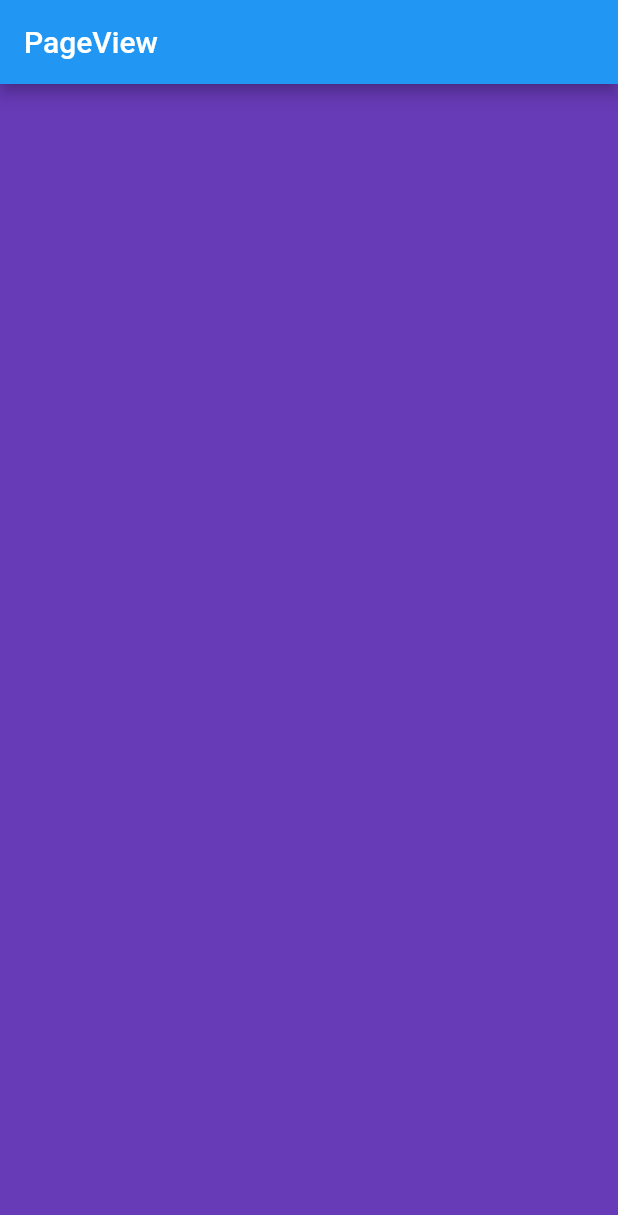
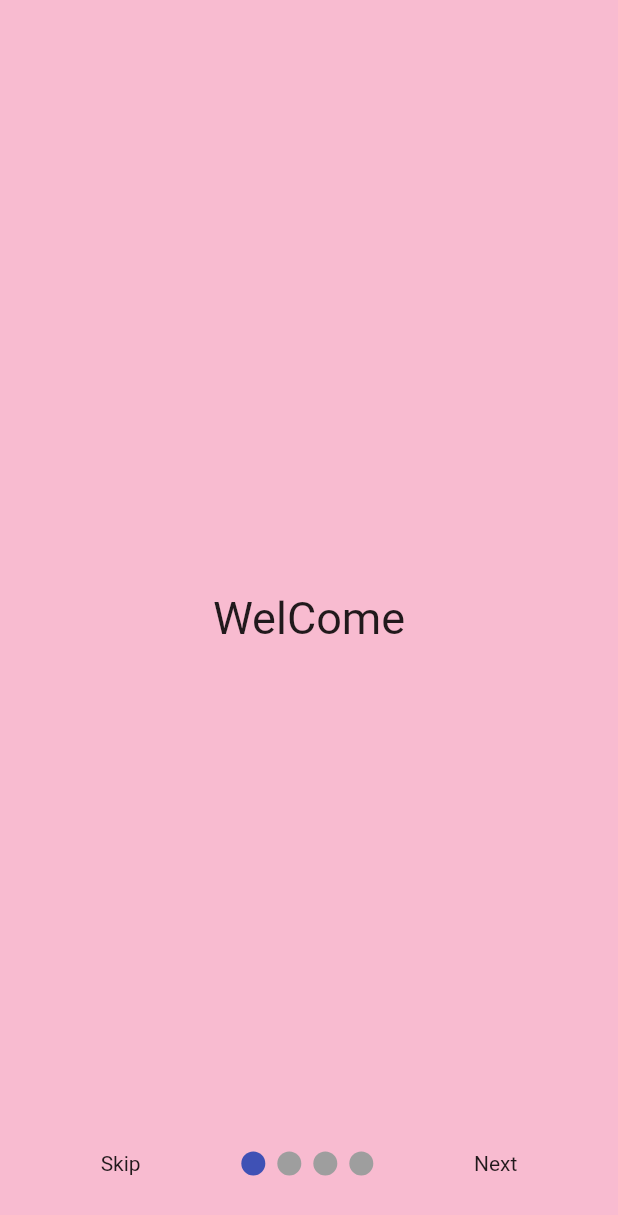
Before and after one commit to Amrut-17/FlutterPractice, a Flutter app: the screen it shows after launch, on a phone screen of 412 x 824 dp. Shown: the top 1215 px of the screen. Run offline on Flutter 3.47's test engine with Material 2 defaults, Android fonts, the phone set to English and light mode, and no system bars; drawn by our look-alikes of smooth_page_indicator.

Commit message:
Introductions Screens with smooth_page_indicator: ^1.0.0

```diff
--- a/lib/main.dart
+++ b/lib/main.dart
@@ -1,5 +1,5 @@
 import 'package:flutter/material.dart';
-import 'package:flutter_dev_practice/screens/homePage.dart';
+import 'package:flutter_dev_practice/screens/onBording_page.dart';
 
 void main() {
   runApp(
@@ -14,7 +14,7 @@ class MyApp extends StatelessWidget {
   Widget build(BuildContext context) {
     return MaterialApp(
       debugShowCheckedModeBanner: false,
-      home: HomePage(),
+      home: OnBoardingPage(),
     );
   }
 }
--- a/lib/screens/first_screen.dart
+++ /dev/null
@@ -1,12 +0,0 @@
-import 'package:flutter/material.dart';
-
-class FirstScreen extends StatelessWidget {
-  const FirstScreen({ Key? key }) : super(key: key);
-
-  @override
-  Widget build(BuildContext context) {
-    return Scaffold(
-      backgroundColor: Colors.deepPurple,
-    );
-  }
-}
--- a/lib/screens/homePage.dart
+++ /dev/null
@@ -1,26 +0,0 @@
-import 'package:flutter/material.dart';
-import 'package:flutter_dev_practice/screens/first_screen.dart';
-import 'package:flutter_dev_practice/screens/second_screen.dart';
-import 'package:flutter_dev_practice/screens/third_screen.dart';
-
-class HomePage extends StatelessWidget {
-  final _controller = PageController();
-
-  @override
-  Widget build(BuildContext context) {
-    return Scaffold(
-      appBar: AppBar(
-        title: Text("PageView"),
-      ),
-      body: PageView(
-        controller: _controller,
-        scrollDirection: Axis.vertical,
-        children: [
-          FirstScreen(),
-          SecondPage(),
-          ThirdPage(),
-        ],
-      ),
-    );
-  }
-}
--- /dev/null
+++ b/lib/screens/onBording_page.dart
@@ -0,0 +1,80 @@
+import 'package:flutter/material.dart';
+import 'package:flutter_dev_practice/screens/page_1.dart';
+import 'package:flutter_dev_practice/screens/page_2.dart';
+import 'package:flutter_dev_practice/screens/page_3.dart';
+import 'package:flutter_dev_practice/screens/page_4.dart';
+import 'package:smooth_page_indicator/smooth_page_indicator.dart';
+
+class OnBoardingPage extends StatelessWidget {
+  // make variable to control page
+  PageController _controller = PageController();
+
+  // track pages
+  bool onLastPage = false;
+
+  @override
+  Widget build(BuildContext context) {
+    return Scaffold(
+        body: Stack(
+      children: [
+        PageView(
+          controller: _controller,
+          onPageChanged: (index) {
+            setState(() {
+              onLastPage = (index == 3);
+            });
+          },
+          children: [
+            PageOne(),
+            PageTwo(),
+            PageThree(),
+            PageFour(),
+          ],
+        ),
+
+        // smooth_page_indicator package
+        Container(
+          alignment: Alignment(0, 0.9), // range is in between -1 to +1
+          child: Row(
+            mainAxisAlignment: MainAxisAlignment.spaceEvenly,
+            children: [
+              // SKIP button
+              GestureDetector(
+                onTap: () {
+                  _controller.jumpToPage(3);
+                },
+                child: Text("Skip"),
+              ),
+
+              //DOTS
+              SmoothPageIndicator(controller: _controller, count: 4),
+
+              // END OR NEXT
+              onLastPage
+                  ? GestureDetector(
+                      onTap: () {
+                        _controller.nextPage(
+                          duration: Duration(milliseconds: 500),
+                          curve: Curves.easeInCubic,
+                        );
+                      },
+                      child: Text("Done"),
+                    )
+                  : GestureDetector(
+                      onTap: () {
+                        _controller.nextPage(
+                          duration: Duration(milliseconds: 500),
+                          curve: Curves.easeInCubic,
+                        );
+                      },
+                      child: Text("Next"),
+                    ),
+            ],
+          ),
+        ),
+      ],
+    ));
+  }
+}
+
+void setState(Null Function() param0) {}
--- /dev/null
+++ b/lib/screens/page_1.dart
@@ -0,0 +1,18 @@
+import 'package:flutter/material.dart';
+
+class PageOne extends StatelessWidget {
+  const PageOne({Key? key}) : super(key: key);
+
+  @override
+  Widget build(BuildContext context) {
+    return Container(
+      color: Colors.pink[100],
+      child: Center(
+        child: Text(
+          "WelCome",
+          style: TextStyle(fontSize: 30),
+        ),
+      ),
+    );
+  }
+}
--- a/pubspec.yaml
+++ b/pubspec.yaml
@@ -34,6 +34,7 @@ dependencies:
   # The following adds the Cupertino Icons font to your application.
   # Use with the CupertinoIcons class for iOS style icons.
   cupertino_icons: ^1.0.2
+  smooth_page_indicator: ^1.0.0
 
 dev_dependencies:
   flutter_test:
```
Also changed, not shown: lib/screens/page_2.dart (added, +16 -0 lines), lib/screens/page_3.dart (added, +15 -0 lines), lib/screens/page_4.dart (added, +16 -0 lines), lib/screens/second_screen.dart (deleted, +0 -12 lines), lib/screens/third_screen.dart (deleted, +0 -12 lines), pubspec.lock, ss1.png (added), ss2.png (added), 1 other file.
